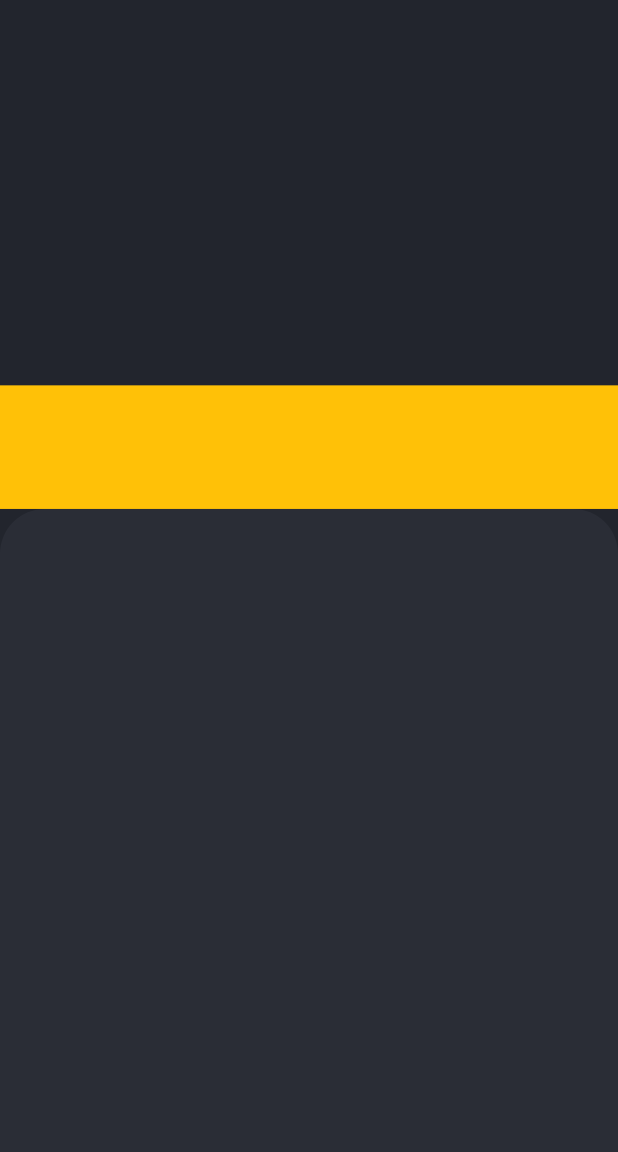
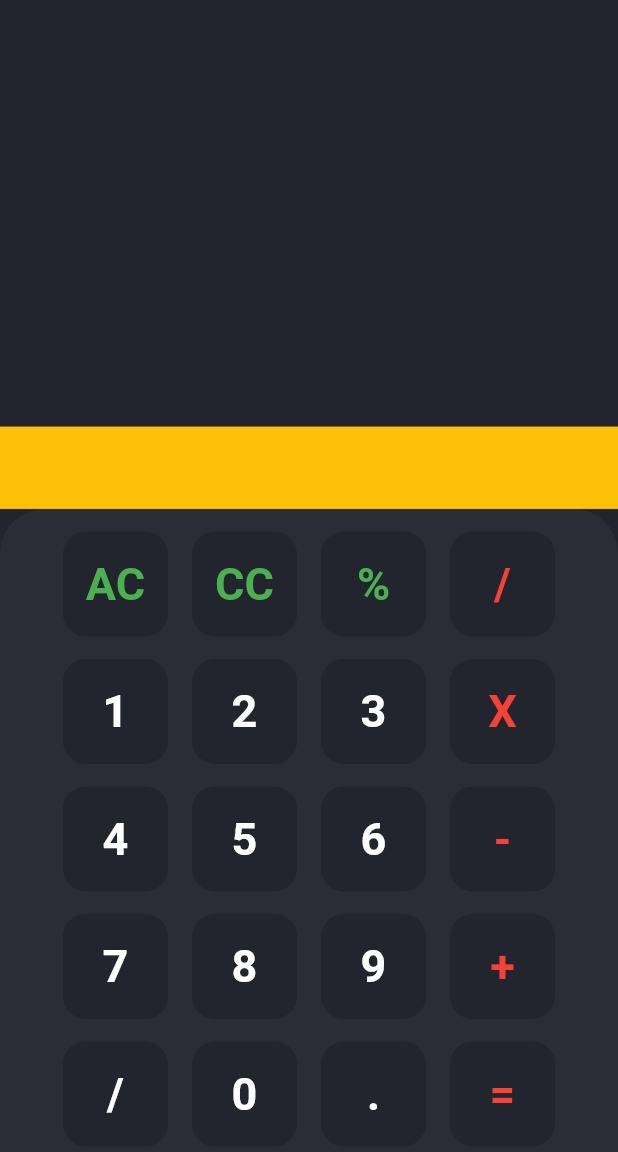
Before and after one commit to codeslack/flutter_application_1, a Flutter app: the HomePage screen opened directly, on a phone screen of 412 x 824 dp. Shown: the top 1152 px of the screen. Run offline on Flutter 3.47's test engine with Material 2 defaults, Android fonts, the phone set to English and light mode, and no system bars; our stand-ins replace audioplayers.

Commit message:
part-3 -- basic-ui

```diff
--- a/lib/part3/home.dart
+++ b/lib/part3/home.dart
@@ -1,3 +1,5 @@
+import 'dart:ui';
+
 import 'package:flutter/material.dart';
 
 class HomePage extends StatefulWidget {
@@ -18,7 +20,7 @@ class _HomePageState extends State<HomePage> {
           mainAxisAlignment: MainAxisAlignment.end,
           children: [
             Container(
-              height: size.height / 10,
+              height: size.height / 15,
               color: Colors.amber,
             ),
             Container(
@@ -30,10 +32,79 @@ class _HomePageState extends State<HomePage> {
                   topRight: Radius.circular(30),
                 ),
               ),
+              child: Column(children: [
+                Row(
+                  mainAxisAlignment: MainAxisAlignment.center,
+                  children: [
+                    blocks("AC", Colors.green),
+                    blocks("CC", Colors.green),
+                    blocks("%", Colors.green),
+                    blocks("/", Colors.red)
+                  ],
+                ),
+                Row(
+                  mainAxisAlignment: MainAxisAlignment.center,
+                  children: [
+                    blocks("1"),
+                    blocks("2"),
+                    blocks("3"),
+                    blocks("X", Colors.red)
+                  ],
+                ),
+                Row(
+                  mainAxisAlignment: MainAxisAlignment.center,
+                  children: [
+                    blocks("4"),
+                    blocks("5"),
+                    blocks("6"),
+                    blocks("-", Colors.red)
+                  ],
+                ),
+                Row(
+                  mainAxisAlignment: MainAxisAlignment.center,
+                  children: [
+                    blocks("7"),
+                    blocks("8"),
+                    blocks("9"),
+                    blocks("+", Colors.red)
+                  ],
+                ),
+                Row(
+                  mainAxisAlignment: MainAxisAlignment.center,
+                  children: [
+                    blocks("/"),
+                    blocks("0"),
+                    blocks("."),
+                    blocks("=", Colors.red)
+                  ],
+                ),
+              ]),
             ),
           ],
         ),
       ),
     );
   }
+
+  Widget blocks(String text, [Color? color]) {
+    return Padding(
+      padding: const EdgeInsets.only(top: 15, left: 8, right: 8),
+      child: Container(
+        height: 70,
+        width: 70,
+        decoration: const BoxDecoration(
+            color: Color(0xff22252D),
+            borderRadius: BorderRadius.all(Radius.circular(15))),
+        child: Center(
+          child: Text(
+            text,
+            style: TextStyle(
+                color: color ?? Colors.white,
+                fontSize: 30,
+                fontWeight: FontWeight.bold),
+          ),
+        ),
+      ),
+    );
+  }
 }
```
